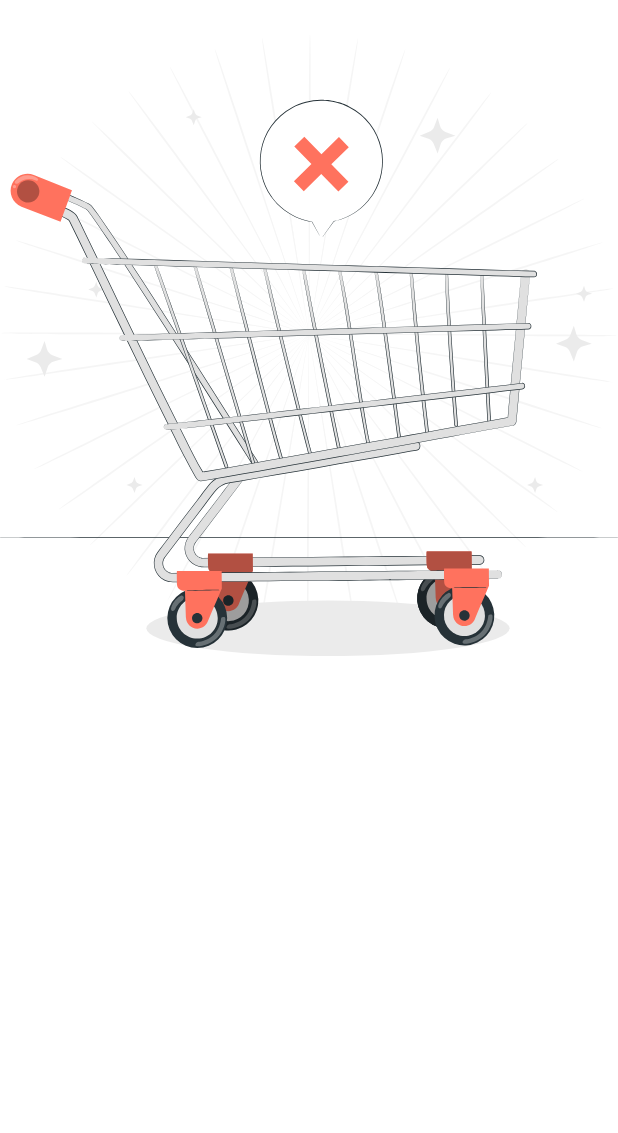
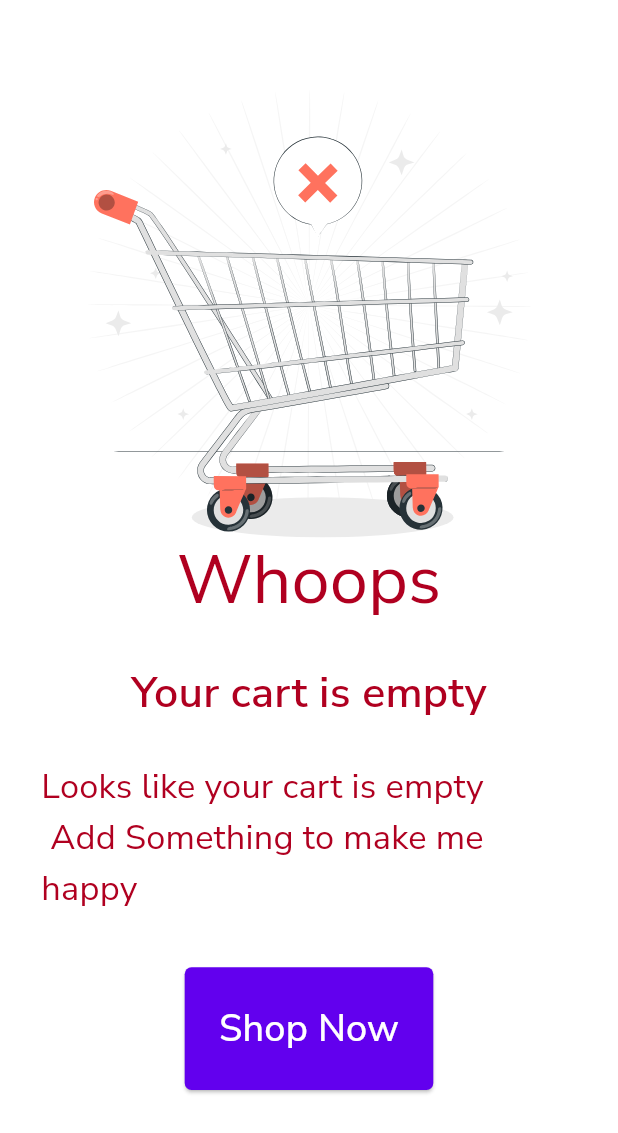
Before and after one commit to Crucialjun/declutter, a Flutter app: the CartView screen opened directly, on a phone screen of 412 x 824 dp. Shown: the top 1133 px of the screen. Run offline on Flutter 3.47's test engine with Material 3 defaults, Android fonts, the phone set to English and light mode, and no system bars; drawn by our look-alikes of dynamic_color; our stand-ins replace bloc, equatable, extended_image, flutter_bloc, flutter_iconly, flutter_screenutil and 5 more; accounts and stored records are empty; network calls fail.

Commit message:
Update import statement for cart_view.dart

```diff
--- a/lib/features/bottom_nav_holder/bottom_nav_holder.dart
+++ b/lib/features/bottom_nav_holder/bottom_nav_holder.dart
@@ -1,4 +1,4 @@
-import 'package:declutter/features/cart/cart_view.dart';
+import 'package:declutter/features/cart/presentation/cart_view.dart';
 import 'package:declutter/features/home/home_view.dart';
 import 'package:declutter/features/profile/presentation/profile_view.dart';
 import 'package:declutter/features/search/search_view.dart';
--- a/lib/features/cart/cart_view.dart
+++ b/lib/features/cart/presentation/cart_view.dart
@@ -1,5 +1,7 @@
 import 'package:declutter/core/app_assets.dart';
+import 'package:declutter/features/cart/presentation/widgets/empty_cart.dart';
 import 'package:flutter/material.dart';
+import 'package:flutter_screenutil/flutter_screenutil.dart';
 import 'package:flutter_svg/svg.dart';
 
 class CartView extends StatelessWidget {
@@ -7,11 +9,6 @@ class CartView extends StatelessWidget {
 
   @override
   Widget build(BuildContext context) {
-    return Scaffold(
-        body: Column(
-          children: [
-            SvgPicture.asset(AppAssets.emptyCart),
-          ],
-        ));
+    return const Scaffold(body: EmptyCartWidget());
   }
 }
--- /dev/null
+++ b/lib/features/cart/presentation/widgets/empty_cart.dart
@@ -0,0 +1,63 @@
+import 'package:declutter/core/app_assets.dart';
+import 'package:flutter/material.dart';
+import 'package:flutter_screenutil/flutter_screenutil.dart';
+import 'package:flutter_svg/svg.dart';
+
+class EmptyCartWidget extends StatelessWidget {
+  const EmptyCartWidget({super.key});
+
+  @override
+  Widget build(BuildContext context) {
+    return Scaffold(
+        body: Padding(
+      padding: EdgeInsets.symmetric(horizontal: 24.w),
+      child: Column(
+        crossAxisAlignment: CrossAxisAlignment.center,
+        children: [
+          SizedBox(height: 50.h),
+          SvgPicture.asset(
+            AppAssets.emptyCart,
+            height: 250.h,
+            width: double.infinity,
+          ),
+          Text('Whoops',
+              style: Theme.of(context).textTheme.titleLarge!.copyWith(
+                  color: Theme.of(context).colorScheme.error, fontSize: 40.sp)),
+          SizedBox(height: 20.h),
+          Text('Your cart is empty',
+              style: Theme.of(context).textTheme.titleMedium!.copyWith(
+                  color: Theme.of(context).colorScheme.error,
+                  fontSize: 25.sp,
+                  fontWeight: FontWeight.w600)),
+          SizedBox(height: 20.h),
+          Text(
+              'Looks like your cart is empty \n Add Something to make me happy',
+              style: Theme.of(context).textTheme.titleMedium!.copyWith(
+                  color: Theme.of(context).colorScheme.error,
+                  fontSize: 20.sp,
+                  fontWeight: FontWeight.w400)),
+          SizedBox(height: 30.h),
+          ElevatedButton(
+
+              onPressed: () {},
+
+              style: ElevatedButton.styleFrom(
+                  foregroundColor: Theme.of(context).colorScheme.onPrimary,
+                  shape: RoundedRectangleBorder(
+                    borderRadius: BorderRadius.circular(4.r),
+                  ),
+
+                  backgroundColor: Theme.of(context).colorScheme.primary,
+                  padding: EdgeInsets.all(20.r)),
+
+              child: Text(
+                'Shop Now',
+                style: TextStyle(
+                  fontSize: 22.sp,
+                ),
+              ))
+        ],
+      ),
+    ));
+  }
+}
```
